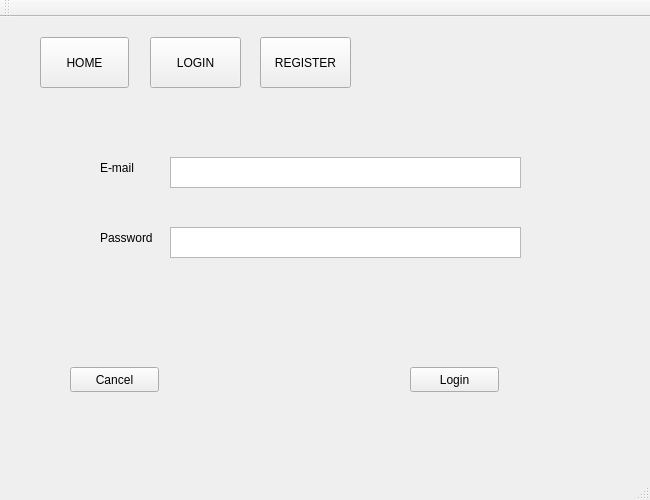
Old version of the form mainwindow.ui in the repository RamrajCh/SuperMarket-Billing-System.
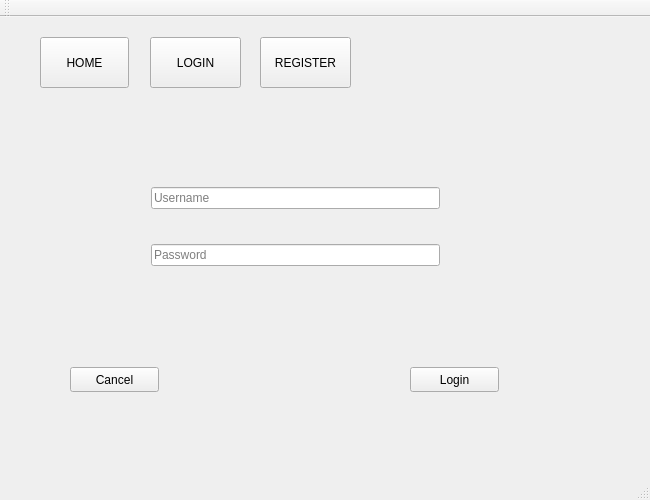
New version of the form. The open tabs and pages were chosen to show the change.

Patch:
```diff
--- a/mainwindow.ui
+++ b/mainwindow.ui
@@ -179,32 +179,6 @@
      </widget>
     </widget>
     <widget class="QWidget" name="page_3">
-     <widget class="QLabel" name="label_14">
-      <property name="geometry">
-       <rect>
-        <x>70</x>
-        <y>130</y>
-        <width>71</width>
-        <height>41</height>
-       </rect>
-      </property>
-      <property name="text">
-       <string>E-mail</string>
-      </property>
-     </widget>
-     <widget class="QLabel" name="label_15">
-      <property name="geometry">
-       <rect>
-        <x>70</x>
-        <y>200</y>
-        <width>71</width>
-        <height>41</height>
-       </rect>
-      </property>
-      <property name="text">
-       <string>Password</string>
-      </property>
-     </widget>
      <widget class="QPushButton" name="cancelButton_2">
       <property name="geometry">
        <rect>
@@ -231,25 +205,31 @@
        <string>Login</string>
       </property>
      </widget>
-     <widget class="QTextEdit" name="textEdit">
+     <widget class="QWidget" name="">
       <property name="geometry">
        <rect>
-        <x>140</x>
-        <y>140</y>
-        <width>351</width>
-        <height>31</height>
+        <x>110</x>
+        <y>130</y>
+        <width>311</width>
+        <height>161</height>
        </rect>
       </property>
-     </widget>
-     <widget class="QTextEdit" name="textEdit_2">
-      <property name="geometry">
-       <rect>
-        <x>140</x>
-        <y>210</y>
-        <width>351</width>
-        <height>31</height>
-       </rect>
-      </property>
+      <layout class="QVBoxLayout" name="verticalLayout">
+       <item>
+        <widget class="QLineEdit" name="login_username">
+         <property name="placeholderText">
+          <string>Username</string>
+         </property>
+        </widget>
+       </item>
+       <item>
+        <widget class="QLineEdit" name="login_password">
+         <property name="placeholderText">
+          <string>Password</string>
+         </property>
+        </widget>
+       </item>
+      </layout>
      </widget>
     </widget>
    </widget>
```
Left out of the diff: 2 changed lines with no effect on the pictures.
